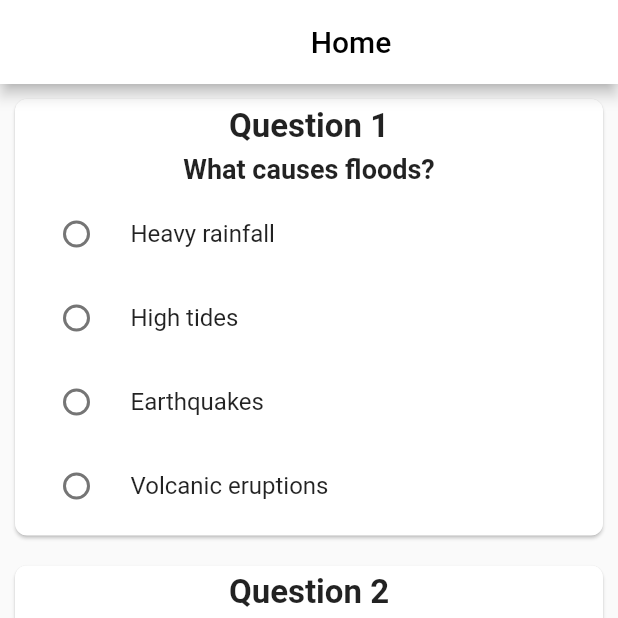
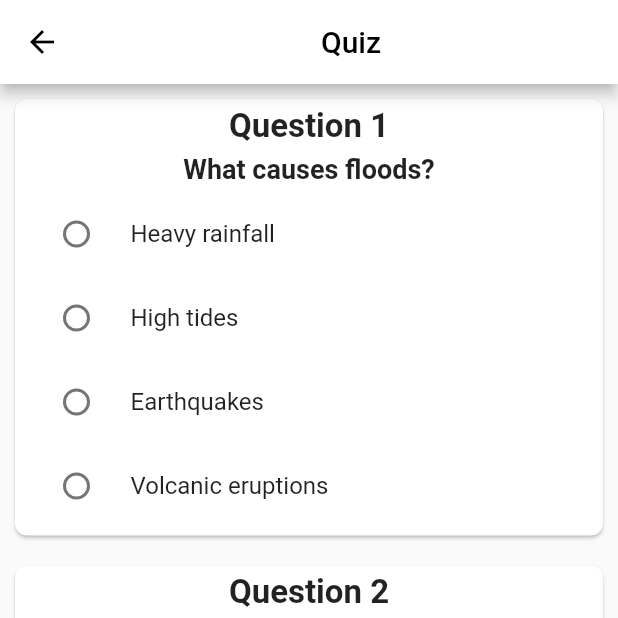
Before and after one commit to Kushalrock/coastalflooding, a Flutter app: the QuestionsPage screen opened by its route, on a phone screen of 412 x 824 dp, the top half of it. Run offline on Flutter 3.47's test engine with Material 2 defaults, Android fonts, the phone set to English and light mode, and no system bars; our stand-ins replace carousel_slider, cloud_firestore, dio, firebase_auth, firebase_core, firebase_storage and 7 more; missing offline and left inert: super_banners; accounts and stored records are empty; network calls fail.

Commit message:
Small fixes

```diff
--- a/lib/pages/HomePage/subpages/NewsPage/news_page.dart
+++ b/lib/pages/HomePage/subpages/NewsPage/news_page.dart
@@ -62,6 +62,9 @@ class _NewsPageState extends State<NewsPage> {
       body: SingleChildScrollView(
         child: Column(
           children: [
+            SizedBox(
+              height: 10,
+            ),
             Padding(
               padding: const EdgeInsets.all(8.0),
               child: Row(
--- a/lib/pages/PostPage/post_page.dart
+++ b/lib/pages/PostPage/post_page.dart
@@ -82,6 +82,9 @@ class _PostPageState extends State<PostPage> {
   Widget build(BuildContext context) {
     return Scaffold(
       appBar: AppBar(
+        iconTheme: IconThemeData(
+          color: Colors.black, //change your color here
+        ),
         backgroundColor: NowUIColors.white,
         title: Center(
           child: Text(
--- a/lib/pages/QuestionsPage/questions_page.dart
+++ b/lib/pages/QuestionsPage/questions_page.dart
@@ -165,9 +165,12 @@ class QuestionsPage extends StatelessWidget {
   Widget build(BuildContext context) {
     return Scaffold(
       appBar: AppBar(
+        iconTheme: IconThemeData(
+          color: Colors.black, //change your color here
+        ),
         title: Center(
           child: Text(
-            'Home',
+            'Quiz',
             style: TextStyle(
               color: NowUIColors.black,
             ),
```
